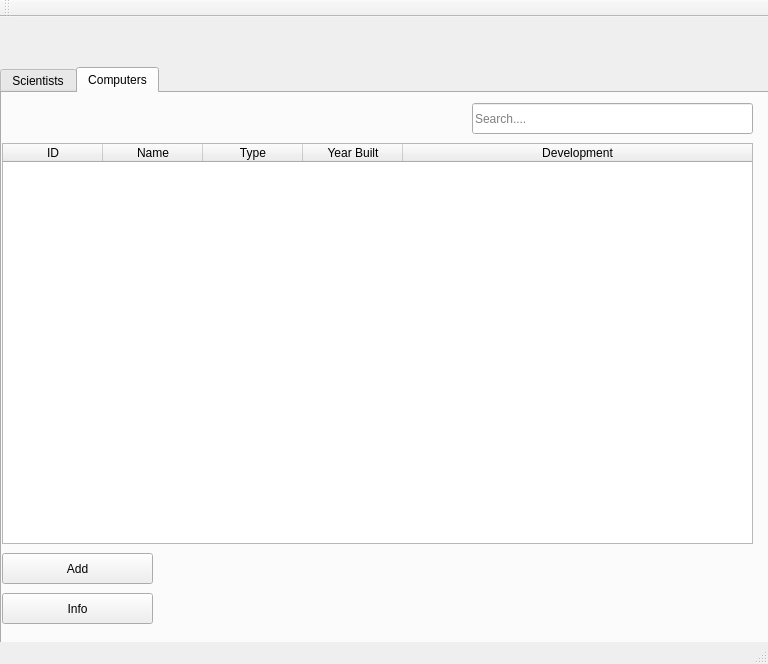
hermanno16/vika333, file mainwindow.ui: the form before one commit.
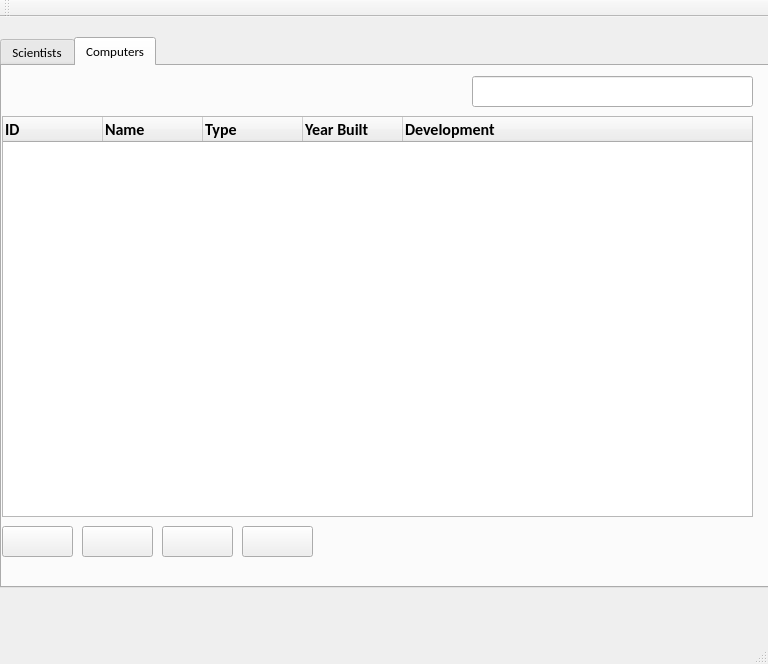
The form after the commit. The open tabs and pages were chosen to show the change. Icons and pictures are not drawn.

Commit message: icon og font update

The edit to the form file:
```diff
--- a/mainwindow.ui
+++ b/mainwindow.ui
@@ -24,11 +24,20 @@
     <property name="geometry">
      <rect>
       <x>0</x>
-      <y>50</y>
+      <y>20</y>
       <width>771</width>
-      <height>581</height>
+      <height>551</height>
      </rect>
     </property>
+    <property name="font">
+     <font>
+      <family>Calibri</family>
+      <pointsize>10</pointsize>
+     </font>
+    </property>
+    <property name="tabPosition">
+     <enum>QTabWidget::North</enum>
+    </property>
     <property name="currentIndex">
      <number>0</number>
     </property>
@@ -201,6 +210,12 @@
         <height>401</height>
        </rect>
       </property>
+      <property name="font">
+       <font>
+        <family>Calibri</family>
+        <pointsize>10</pointsize>
+       </font>
+      </property>
       <property name="editTriggers">
        <set>QAbstractItemView::NoEditTriggers</set>
       </property>
@@ -238,26 +253,81 @@
        <property name="text">
         <string>ID</string>
        </property>
+       <property name="font">
+        <font>
+         <family>Calibri</family>
+         <pointsize>12</pointsize>
+         <weight>75</weight>
+         <bold>true</bold>
+        </font>
+       </property>
+       <property name="textAlignment">
+        <set>AlignJustify|AlignVCenter</set>
+       </property>
       </column>
       <column>
        <property name="text">
         <string>Name</string>
        </property>
+       <property name="font">
+        <font>
+         <family>Calibri</family>
+         <pointsize>12</pointsize>
+         <weight>75</weight>
+         <bold>true</bold>
+        </font>
+       </property>
+       <property name="textAlignment">
+        <set>AlignJustify|AlignVCenter</set>
+       </property>
       </column>
       <column>
        <property name="text">
         <string>Type</string>
        </property>
+       <property name="font">
+        <font>
+         <family>Calibri</family>
+         <pointsize>12</pointsize>
+         <weight>75</weight>
+         <bold>true</bold>
+        </font>
+       </property>
+       <property name="textAlignment">
+        <set>AlignJustify|AlignVCenter</set>
+       </property>
       </column>
       <column>
        <property name="text">
         <string>Year Built</string>
        </property>
+       <property name="font">
+        <font>
+         <family>Calibri</family>
+         <pointsize>12</pointsize>
+         <weight>75</weight>
+         <bold>true</bold>
+        </font>
+       </property>
+       <property name="textAlignment">
+        <set>AlignJustify|AlignVCenter</set>
+       </property>
       </column>
       <column>
        <property name="text">
         <string>Development</string>
        </property>
+       <property name="font">
+        <font>
+         <family>Calibri</family>
+         <pointsize>12</pointsize>
+         <weight>75</weight>
+         <bold>true</bold>
+        </font>
+       </property>
+       <property name="textAlignment">
+        <set>AlignJustify|AlignVCenter</set>
+       </property>
       </column>
      </widget>
      <widget class="QLineEdit" name="search_box_computer">
@@ -269,6 +339,12 @@
         <height>31</height>
        </rect>
       </property>
+      <property name="font">
+       <font>
+        <family>Calibri</family>
+        <pointsize>10</pointsize>
+       </font>
+      </property>
       <property name="mouseTracking">
        <bool>true</bool>
       </property>
@@ -281,9 +357,6 @@
       <property name="alignment">
        <set>Qt::AlignLeading|Qt::AlignLeft|Qt::AlignVCenter</set>
       </property>
-      <property name="placeholderText">
-       <string>Search....</string>
-      </property>
       <property name="cursorMoveStyle">
        <enum>Qt::LogicalMoveStyle</enum>
       </property>
@@ -294,14 +367,18 @@
      <widget class="QPushButton" name="button_info_computer">
       <property name="geometry">
        <rect>
-        <x>0</x>
-        <y>500</y>
-        <width>151</width>
+        <x>240</x>
+        <y>460</y>
+        <width>71</width>
         <height>31</height>
        </rect>
       </property>
       <property name="text">
-       <string>Info</string>
+       <string/>
+      </property>
+      <property name="icon">
+       <iconset>
+        <normaloff>../icons/Infobox_info_icon.svg.png</normaloff>../icons/Infobox_info_icon.svg.png</iconset>
       </property>
      </widget>
      <widget class="QPushButton" name="button_add_computer">
@@ -309,12 +386,59 @@
        <rect>
         <x>0</x>
         <y>460</y>
-        <width>151</width>
+        <width>71</width>
         <height>31</height>
        </rect>
       </property>
+      <property name="layoutDirection">
+       <enum>Qt::LeftToRight</enum>
+      </property>
       <property name="text">
-       <string>Add</string>
+       <string/>
+      </property>
+      <property name="icon">
+       <iconset>
+        <normaloff>../icons/Add.ico</normaloff>../icons/Add.ico</iconset>
+      </property>
+      <property name="autoDefault">
+       <bool>false</bool>
+      </property>
+      <property name="default">
+       <bool>false</bool>
+      </property>
+     </widget>
+     <widget class="QPushButton" name="button_computer_edit">
+      <property name="geometry">
+       <rect>
+        <x>80</x>
+        <y>460</y>
+        <width>71</width>
+        <height>31</height>
+       </rect>
+      </property>
+      <property name="text">
+       <string/>
+      </property>
+      <property name="icon">
+       <iconset>
+        <normaloff>../icons/edit.png</normaloff>../icons/edit.png</iconset>
+      </property>
+     </widget>
+     <widget class="QPushButton" name="button_computer_remove">
+      <property name="geometry">
+       <rect>
+        <x>160</x>
+        <y>460</y>
+        <width>71</width>
+        <height>31</height>
+       </rect>
+      </property>
+      <property name="text">
+       <string/>
+      </property>
+      <property name="icon">
+       <iconset>
+        <normaloff>../icons/remove.ico</normaloff>../icons/remove.ico</iconset>
       </property>
      </widget>
     </widget>
```
Left out of the diff: 126 changed lines with no effect on the pictures. The commit also changes 13 other files.
